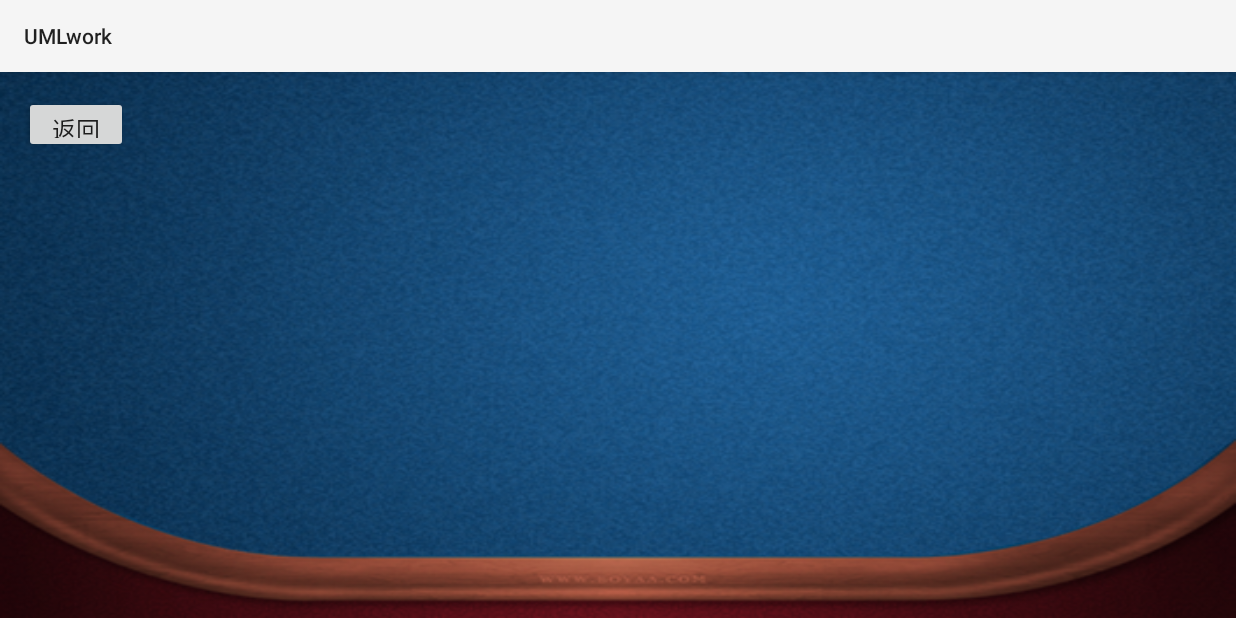
After one commit to AhaLims/UML-work, an Android app: the bgmActivity screen opened directly, with no data from a screen before it, on a phone screen of 824 x 412 dp (held sideways). The commit adds this screen. Run offline under Robolectric (Android 15) with nearby library versions, the phone set to English and light mode, and no system bars.

Commit message:
制作了从菜单切入到音效设置，音效设置返回菜单的button功能

```diff
--- /dev/null
+++ b/UMLwork/app/src/main/java/cdd/bgm/view/bgmActivity.java
@@ -0,0 +1,38 @@
+package cdd.bgm.view;
+
+import android.content.Intent;
+import android.support.v7.app.AppCompatActivity;
+import android.os.Bundle;
+import android.view.View;
+import android.widget.Button;
+
+import com.example.uml.umlwork.R;
+
+import cdd.bgm.contract.bgmContract;
+import cdd.desk.view.deskActivity;
+import cdd.menu.view.MainActivity;
+
+public class bgmActivity extends AppCompatActivity implements bgmContract.View{
+    private Button btnReturn;
+
+    @Override
+    protected void onCreate(Bundle savedInstanceState) {
+        super.onCreate(savedInstanceState);
+        setContentView(R.layout.activity_bgm);
+
+        //绑定返回菜单按钮
+        btnReturn  =  findViewById(R.id.returnButton);
+
+        //开始游戏按钮点击事件：跳转到deskActivity
+       btnReturn.setOnClickListener(new View.OnClickListener(){
+            @Override
+            public void onClick(View v){
+                Intent intent = new Intent(bgmActivity.this , MainActivity.class);
+                startActivity(intent);
+            }
+        });
+    }
+
+
+
+}
--- /dev/null
+++ b/UMLwork/app/src/main/res/layout/activity_bgm.xml
@@ -0,0 +1,20 @@
+<?xml version="1.0" encoding="utf-8"?>
+<android.support.constraint.ConstraintLayout xmlns:android="http://schemas.android.com/apk/res/android"
+    xmlns:app="http://schemas.android.com/apk/res-auto"
+    xmlns:tools="http://schemas.android.com/tools"
+    android:layout_width="match_parent"
+    android:layout_height="match_parent"
+    android:background="@mipmap/game_bg"
+    tools:context="cdd.bgm.view.bgmActivity">
+
+    <Button
+        android:id="@+id/returnButton"
+        android:layout_width="69dp"
+        android:layout_height="38dp"
+        android:layout_marginStart="16dp"
+        android:layout_marginTop="16dp"
+        android:text="返回"
+        android:textSize="16dp"
+        app:layout_constraintStart_toStartOf="parent"
+        app:layout_constraintTop_toTopOf="parent" />
+</android.support.constraint.ConstraintLayout>
```
Also changed, not shown: UMLwork/app/src/main/AndroidManifest.xml (+5 -3 lines), UMLwork/app/src/main/java/cdd/bgm/view/bgmView.java (deleted, +0 -7 lines), UMLwork/app/src/main/java/cdd/menu/view/MainActivity.java (+14 -1 lines).
